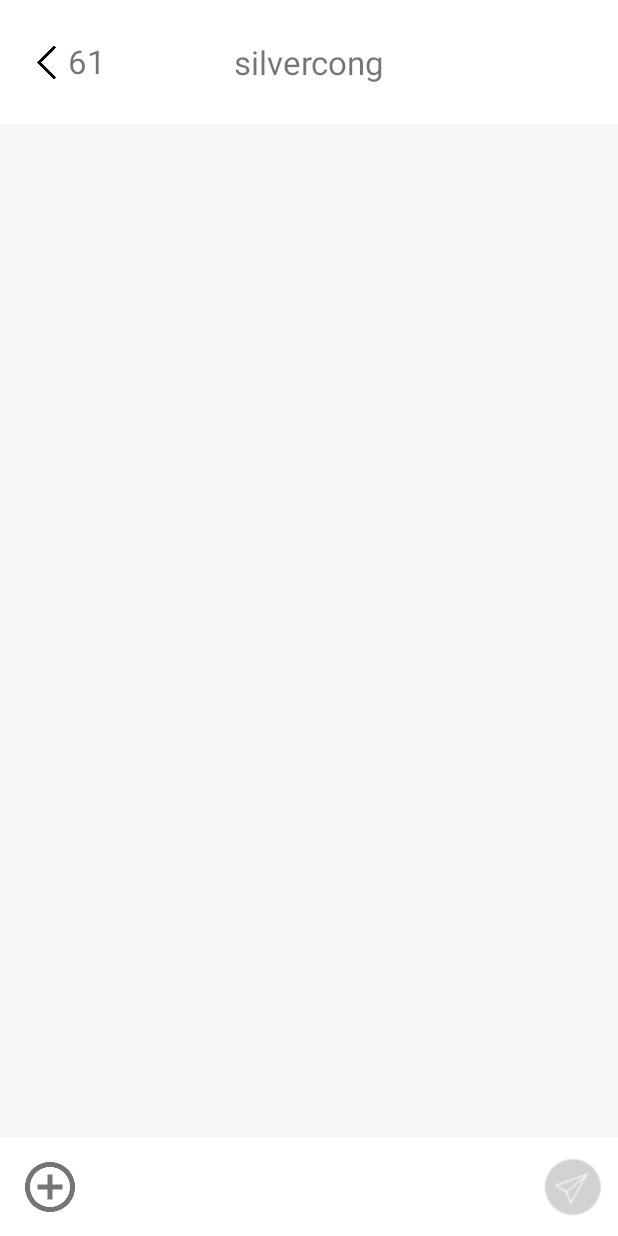
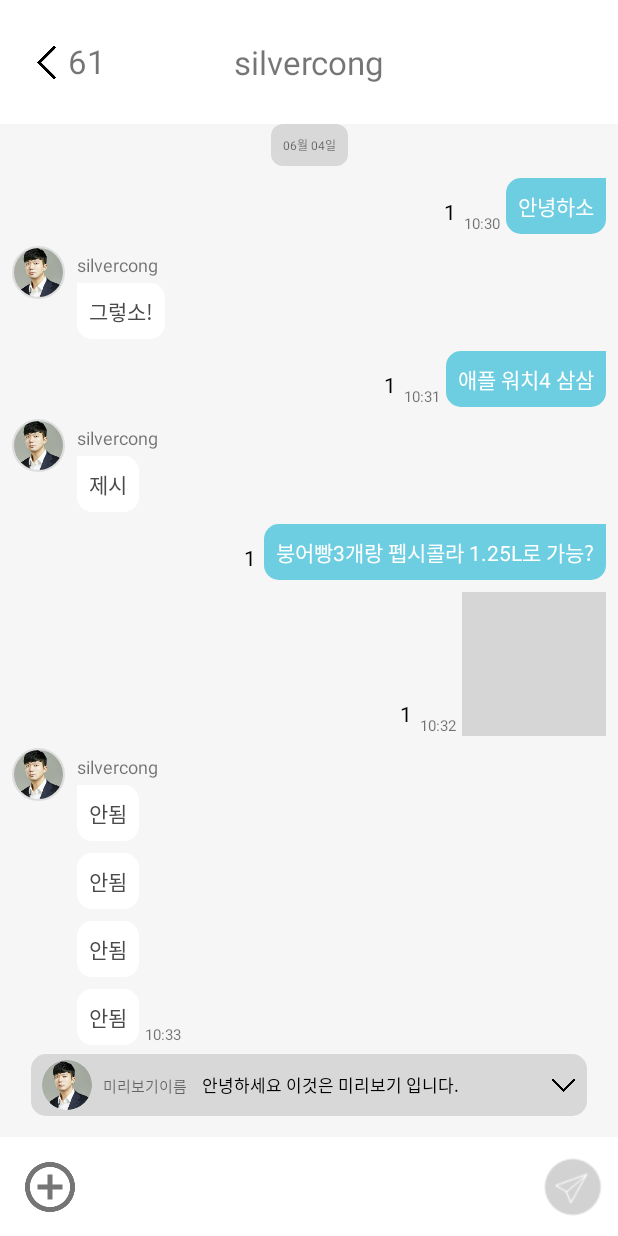
Before and after one commit to secretpair/SecretTalkClient, an Android app: the ChatRoomActivity screen opened directly, with no data from a screen before it, on a phone screen of 412 x 824 dp. Run offline under Robolectric (Android 15) with nearby library versions, the phone set to English and light mode, and no system bars; our stand-ins replace CircleImageView, Room's generated code, RxJava; grey boxes are pictures that could not be loaded.

Commit message:
Databinding Test - 채팅방 view - preview 추가 , 키보드 올라 올 때 스크롤 조정 중 + (친구) 화살표로 visible/invisible 애니메이션 추가해야함 + (친구) 현재 ViewModel 업데이트 일괄 -> viewType에 따른 업데이트로 성능향상 가능 + (채팅방목록) 날짜에 따른 날짜표시 테스트

```diff
--- a/app/src/main/java/com/example/secretpairproject/config/constant.kt
+++ b/app/src/main/java/com/example/secretpairproject/config/constant.kt
@@ -28,3 +28,7 @@ const val RECEIVE_MIDDLE_TEXT_MESSAGE = 932
 
 const val SEND_IMAGE_MESSAGE = 943
 const val RECEIVE_IMAGE_MESSAGE = 945
+
+
+
+const val SHARE_PREFERENCE_MANAGER_EMAIL = "email"
--- a/app/src/main/java/com/example/secretpairproject/view/chat/ChatRoomActivity.kt
+++ b/app/src/main/java/com/example/secretpairproject/view/chat/ChatRoomActivity.kt
@@ -5,9 +5,12 @@ import android.os.Bundle
 import android.text.Editable
 import android.text.TextWatcher
 import android.util.Log
+import android.view.View
+import android.view.ViewGroup
 import android.view.ViewTreeObserver
 import androidx.lifecycle.Observer
 import android.view.WindowManager
+import android.widget.EditText
 import androidx.constraintlayout.widget.ConstraintLayout
 import androidx.lifecycle.ViewModelProviders
 import androidx.recyclerview.widget.LinearLayoutManager
@@ -30,7 +33,15 @@ class ChatRoomActivity : BaseActivity() {
     private val roomId: String by lazy {
         intent.getStringExtra("roomId")
     }
+    private val myEmail: String by lazy {
+        intent.getStringExtra("email")
+    }
 
+    private val myName: String by lazy {
+        intent.getStringExtra("name")
+    }
+
+    private val userCount = 2
 
     private val chatViewModel: ChatViewModel by lazy {
         ViewModelProviders.of(
@@ -39,6 +50,7 @@ class ChatRoomActivity : BaseActivity() {
         ).get(ChatViewModel::class.java)
     }
     private val list: ArrayList<ChatDTO> by lazy { arrayListOf<ChatDTO>() }
+
 
     override fun onCreate(savedInstanceState: Bundle?) {
         super.onCreate(savedInstanceState)
@@ -50,6 +62,11 @@ class ChatRoomActivity : BaseActivity() {
 
 
     private fun initWidget() {
+
+
+        var initCheck = true
+
+        //recycler view init
         val adapter = ChatAdapter(list, applicationContext)
         chat_recycler_view.layoutManager = LinearLayoutManager(this, RecyclerView.VERTICAL, false)
         chat_recycler_view.adapter = adapter
@@ -71,106 +88,98 @@ class ChatRoomActivity : BaseActivity() {
 
 
         chatViewModel.getChatList().observe(this, Observer {
-
-
-            if (list.size == 0) {
-                var prev: String = ""
-                if (it != null && it.size > 0) {
+            var prev = ""
             val newList = ArrayList<ChatDTO>()
             for (i in 0 until it.size) {
                 val now = it[i].sendDate.getYearMonthDayStr()
                 if (now != prev) {
                     prev = now
-                            newList.add(ChatDTO(now, "", "", "", CHAT_DATE_MESSAGE, it[i].sendDate, "", 0, false, ""))
-                        }
-                        newList.add(it[i])
-                    }
-                    list.addAll(newList)
-                }
-            } else {
-                if (it != null && it.size > 0) {
-                    var prev: String = ""
-                    val currentLastDate = list[0].sendDate.getYearMonthDayStr()
-                    val startDate = it[0].sendDate.getYearMonthDayStr()
-                    val endDate = it[it.size - 1].sendDate.getYearMonthDayStr()
-
-                    //새로 가져온 데이터들의 전송 날짜가 현재의 가장 과거와 날짜가 일치 할 때
-                    if ((startDate == list[list.size - 1].sendDate.getYearMonthDayStr()) && (endDate == list[list.size - 1].sendDate.getYearMonthDayStr())) {
-                        list.addAll(1, it)
-                    }
-                    //새로 가져온 데이터들의 전송 날짜가 현재의 가장 과거와 일치하는게 없을 때
-                    //새로 가져온 데이터들의 전송 날짜가 현재의 가장 과거와 일부 일치하고 일부는 일치하지 않을 떄
-                    else {
-
-                        val newList = ArrayList<ChatDTO>()
-                        for (i in 0 until it.size) {
-                            if (list[0].type == CHAT_DATE_MESSAGE && currentLastDate == it[i].sendDate.getYearMonthDayStr()) {
-                                newList.add(list.removeAt(0))
-                            }
-                            val now = it[i].sendDate.getYearMonthDayStr()
-                            if (now != prev) {
-                                prev = now
                     newList.add(
-                                    ChatDTO(
-                                        now,
-                                        "",
-                                        "",
-                                        "",
-                                        CHAT_DATE_MESSAGE,
-                                        it[i].sendDate,
-                                        "",
-                                        0,
-                                        false,
-                                        ""
-                                    )
+                        ChatDTO(now, "", "", "", CHAT_DATE_MESSAGE, it[i].sendDate, "", 0, false, "")
                     )
                 }
                 newList.add(it[i])
             }
-                        list.addAll(0, newList)
-                    }
-                }
+            list.clear()
+            list.addAll(newList)
+
+            if (initCheck) {
+                initCheck = false
+                chat_recycler_view.scrollToPosition(list.size - 1)
+
             }
             adapter.notifyDataSetChanged()
         })
 
 
+        //messageBox, toolBox init
+        chat_recycler_view.post {
             chat_room_send_box.post {
                 chat_room_top_box.post {
+                    chat_room_preview_container.post {
                         val sendBaseSize = chat_room_send_box.height
                         val topBaseSize = chat_room_top_box.height
+                        val previewBaseSize = chat_room_preview_container.height
+
+
                         window.setSoftInputMode(WindowManager.LayoutParams.SOFT_INPUT_ADJUST_RESIZE)
+
+
                         val globalListener = ViewTreeObserver.OnGlobalLayoutListener {
                             val r = Rect();
                             chat_room_root_layout.getWindowVisibleDisplayFrame(r)
 
+
                             val diff = chat_room_root_layout.rootView.height - (r.bottom - r.top)
+
                             val sendBox = chat_room_send_box.layoutParams as ConstraintLayout.LayoutParams
                             val topBox = chat_room_top_box.layoutParams as ConstraintLayout.LayoutParams
+                            val previewBox = chat_room_preview_container.layoutParams as ViewGroup.MarginLayoutParams
+
+
 
                             if (diff > 210) {
                                 sendBox.height = sendBaseSize
                                 topBox.height = topBaseSize
+                                previewBox.height = previewBaseSize
+
+
                             } else {
                                 sendBox.height = 0
                                 topBox.height = 0
+                                previewBox.height = 0
+
+
                             }
                             chat_room_send_box.layoutParams = sendBox
                             chat_room_top_box.layoutParams = topBox
+                            chat_room_preview_container.layoutParams = previewBox
+
 
                         }
+
+
+                        val recyclerViewListener =
+                            View.OnLayoutChangeListener { v, left, top, right, bottom, oldLeft, oldTop, oldRight, oldBottom ->
+                                val lastPosition =
+                                    (chat_recycler_view.layoutManager as LinearLayoutManager).findLastCompletelyVisibleItemPosition()
+                                chat_recycler_view.scrollToPosition(lastPosition)
+                            }
+
+                        chat_recycler_view.addOnLayoutChangeListener(recyclerViewListener)
                         chat_room_root_layout.viewTreeObserver.addOnGlobalLayoutListener(globalListener)
                     }
                 }
+            }
+        }
+
 
         chat_room_add_edit_text.addTextChangedListener(object : TextWatcher {
             override fun afterTextChanged(s: Editable?) {
                 if (chat_room_add_edit_text.text.toString().trim().isNotEmpty()) {
                     chat_room_send_btn.setImageResource(R.drawable.send_active)
-                    chat_room_send_btn.isEnabled = true
                 } else {
                     chat_room_send_btn.setImageResource(R.drawable.send_non_active)
-                    chat_room_send_btn.isEnabled = false
                 }
             }
 
@@ -186,14 +195,62 @@ class ChatRoomActivity : BaseActivity() {
         })
 
         chat_room_back_btn.setOnClickListener { finish() }
+
+        chat_room_send_btn.setOnClickListener {
+            it.isEnabled = false
+
+            val message = (chat_room_add_edit_text as EditText).text.toString()
+            if (message.isBlank()) {
+                it.isEnabled = true
+                return@setOnClickListener
+            }
+            sendTextMessage(message)
+            chat_room_add_edit_text.text.clear()
+            chat_recycler_view.scrollToPosition(list.size - 1)
+            it.isEnabled = true
+        }
+
+
         chatViewModel.loadList(roomId)
+
+        //preview init
+        chat_room_preview_profile.post {
+            val previewParam = chat_room_preview_profile.layoutParams as ConstraintLayout.LayoutParams
+            previewParam.width = chat_room_preview_profile.height
+            chat_room_preview_profile.layoutParams = previewParam
+        }
+
+        chat_room_preview_container.setOnClickListener {
+            invisiblePreview()
+            if (list.size > 1)
+                chat_recycler_view.smoothScrollToPosition(list.size - 1)
+        }
+
+        test()
+    }
+
+
+    private fun sendTextMessage(message: String) {
+
+        val id = "$roomId//${Date().time}//${message.hashCode()}"
+        log(id)
+        val chat = ChatDTO(id, roomId, myEmail, myName, TEXT, Date(), "", userCount - 1, true, message)
+        chatViewModel.insertChat(roomId, chat)
 
 
     }
 
+    private fun visiblePreview(data: ChatDTO) {
+        chat_room_preview_container.visibility = View.VISIBLE
+    }
+
+    private fun invisiblePreview() {
+        chat_room_preview_container.visibility = View.INVISIBLE
+    }
+
     override fun onDestroy() {
+        super.onDestroy()
         chat_room_root_layout.viewTreeObserver.addOnGlobalLayoutListener(null)
-        super.onDestroy()
     }
 
     private fun test() {
--- a/app/src/main/java/com/example/secretpairproject/view/chat/adapter/ChatAdapter.kt
+++ b/app/src/main/java/com/example/secretpairproject/view/chat/adapter/ChatAdapter.kt
@@ -128,8 +128,6 @@ class ChatAdapter(private val list: MutableList<ChatDTO>, context: Context) :
     fun layoutLastItemChangeMarginView(position: Int) {
 
     }
-
-
     abstract inner class BaseViewHolder(view: View) : RecyclerView.ViewHolder(view) {
         abstract fun setView(data: ChatDTO)
     }
--- a/app/src/main/java/com/example/secretpairproject/viewmodel/main/ChatViewModel.kt
+++ b/app/src/main/java/com/example/secretpairproject/viewmodel/main/ChatViewModel.kt
@@ -9,6 +9,7 @@ import com.example.secretpairproject.base.BaseDisposableViewModel
 import com.example.secretpairproject.base.ListLiveData
 import com.example.secretpairproject.model.chat.ChatDTO
 import com.example.secretpairproject.model.chat.ChatRepository
+import com.example.secretpairproject.view.chat.adapter.ChatAdapter
 import io.reactivex.android.schedulers.AndroidSchedulers
 import io.reactivex.schedulers.Schedulers
 
@@ -52,6 +53,8 @@ class ChatViewModel(application: Application, roomId: String) : BaseDisposableVi
                 .subscribeOn(Schedulers.io())
                 .observeOn(AndroidSchedulers.mainThread())
                 .subscribe {
+                    chatData.add(data)
+                    chatData.notifyChange()
                 })
     }
 
--- /dev/null
+++ b/app/src/main/res/drawable/chat_room_preview_bar.xml
@@ -0,0 +1,12 @@
+<?xml version="1.0" encoding="utf-8"?>
+<shape xmlns:android="http://schemas.android.com/apk/res/android">
+
+    <solid android:color="@color/send_non_activity_gray" />
+
+    <corners
+        android:bottomLeftRadius="10dip"
+        android:bottomRightRadius="10dip"
+        android:topLeftRadius="10dip"
+        android:topRightRadius="10dip" />
+
+</shape>
--- a/app/src/main/res/drawable/notification_message_box.xml
+++ b/app/src/main/res/drawable/notification_message_box.xml
@@ -3,7 +3,7 @@
     android:shape="rectangle">
 
     <!-- View background color -->
-    <solid android:color="@color/send_non_acitivt_gray" />
+    <solid android:color="@color/send_non_activity_gray" />
 
     <!-- The radius makes the corners rounded -->
     <corners
--- a/app/src/main/res/layout/activity_chat_room.xml
+++ b/app/src/main/res/layout/activity_chat_room.xml
@@ -6,14 +6,6 @@
     android:layout_width="match_parent"
     android:layout_height="match_parent"
     tools:context=".view.chat.ChatRoomActivity">
-
-
-    <androidx.constraintlayout.widget.Guideline
-        android:id="@+id/chat_room_guide1"
-        android:layout_width="wrap_content"
-        android:layout_height="wrap_content"
-        android:orientation="horizontal"
-        app:layout_constraintGuide_percent="0.1" />
 
     <androidx.recyclerview.widget.RecyclerView
         android:id="@+id/chat_recycler_view"
@@ -26,6 +18,72 @@
         app:layout_constraintStart_toStartOf="parent"
         app:layout_constraintTop_toBottomOf="@+id/chat_room_top_box"
         app:layout_constraintVertical_bias="0.0" />
+
+
+
+
+    <androidx.constraintlayout.widget.ConstraintLayout
+        android:id="@+id/chat_room_preview_container"
+        android:layout_width="0dp"
+        android:layout_height="0dp"
+        android:background="@drawable/chat_room_preview_bar"
+        app:layout_constraintBottom_toTopOf="@+id/chat_room_send_box"
+        app:layout_constraintTop_toTopOf="parent"
+        app:layout_constraintHeight_percent="0.05"
+        app:layout_constraintVertical_bias="0.98"
+        app:layout_constraintEnd_toEndOf="parent"
+        app:layout_constraintStart_toStartOf="parent"
+        app:layout_constraintWidth_percent="0.9">
+
+        <de.hdodenhof.circleimageview.CircleImageView
+            android:id="@+id/chat_room_preview_profile"
+            android:layout_width="wrap_content"
+            android:layout_height="0dp"
+            android:layout_marginStart="7dp"
+            android:src="@drawable/circle_sample"
+            app:layout_constraintBottom_toBottomOf="parent"
+            app:layout_constraintHeight_percent="0.8"
+            app:layout_constraintStart_toStartOf="parent"
+            app:layout_constraintTop_toTopOf="parent" />
+
+        <TextView
+            android:id="@+id/chat_room_preview_name"
+            android:layout_width="wrap_content"
+            android:layout_height="wrap_content"
+            android:layout_marginStart="7dp"
+            android:text="미리보기이름"
+            android:textSize="10dp"
+            app:layout_constraintBottom_toBottomOf="parent"
+            app:layout_constraintStart_toEndOf="@+id/chat_room_preview_profile"
+            app:layout_constraintTop_toTopOf="parent" />
+
+        <TextView
+            android:id="@+id/chat_room_preview_content"
+            android:layout_width="wrap_content"
+            android:layout_height="wrap_content"
+            android:layout_marginStart="10dp"
+            android:text="안녕하세요 이것은 미리보기 입니다."
+            android:textColor="@color/black"
+            android:textSize="11dp"
+            app:layout_constraintBottom_toBottomOf="parent"
+            app:layout_constraintEnd_toStartOf="@+id/chat_room_preview_btn"
+            app:layout_constraintHorizontal_bias="0"
+            app:layout_constraintStart_toEndOf="@+id/chat_room_preview_name"
+            app:layout_constraintTop_toTopOf="parent" />
+
+        <ImageButton
+            android:id="@+id/chat_room_preview_btn"
+            android:layout_width="15dp"
+            android:layout_height="15dp"
+            android:layout_marginEnd="8dp"
+            android:background="@null"
+            android:scaleType="fitXY"
+            android:src="@drawable/down_arrow"
+            app:layout_constraintBottom_toBottomOf="parent"
+            app:layout_constraintEnd_toEndOf="parent"
+            app:layout_constraintTop_toTopOf="parent" />
+
+    </androidx.constraintlayout.widget.ConstraintLayout>
 
     <androidx.constraintlayout.widget.Guideline
         android:id="@+id/chat_room_guide2"
--- a/app/src/main/res/values/colors.xml
+++ b/app/src/main/res/values/colors.xml
@@ -19,7 +19,7 @@
     <color name="background_yellow">#c8ac40</color>
     <color name="profile_btn_gray">#f6f6f6</color>
     <color name="send_active_red">#f39c9c</color>
-    <color name="send_non_acitivt_gray">#d8d8d8</color>
+    <color name="send_non_activity_gray">#d8d8d8</color>
     <color name="receive_message_text">#4a4a4a</color>
 
 
```
Also changed, not shown: app/src/main/java/com/example/secretpairproject/view/main/adapter/ChatRoomAdapter.kt (+7 -0 lines). Lines whose indentation alone changed are shown as unchanged.
